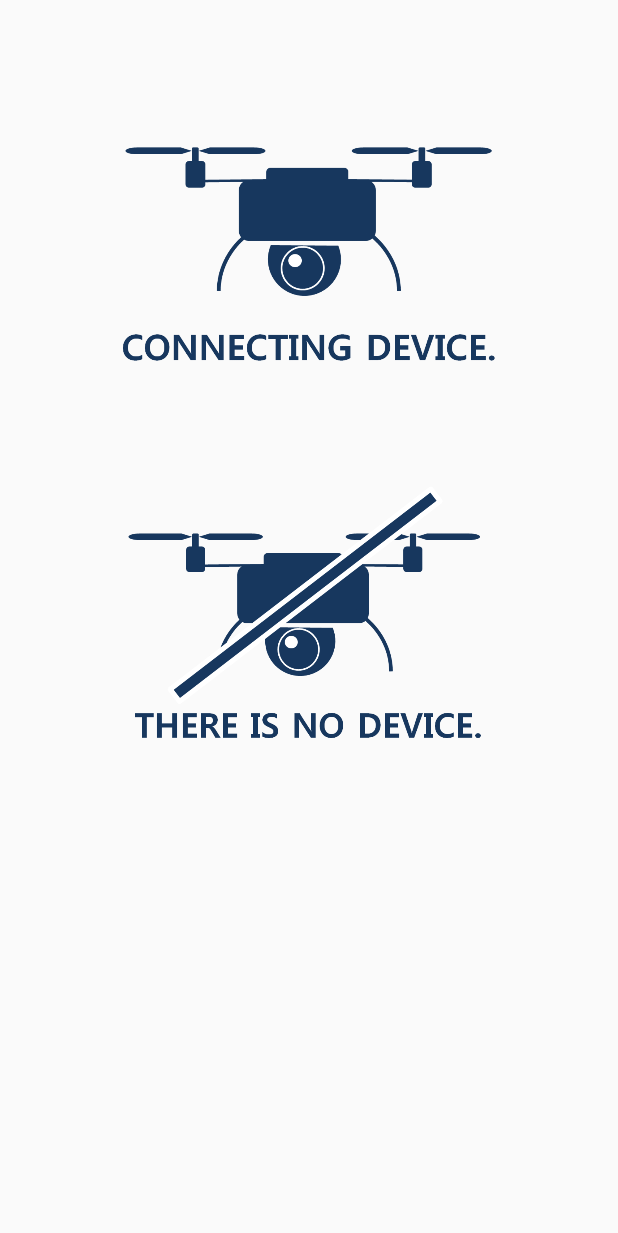
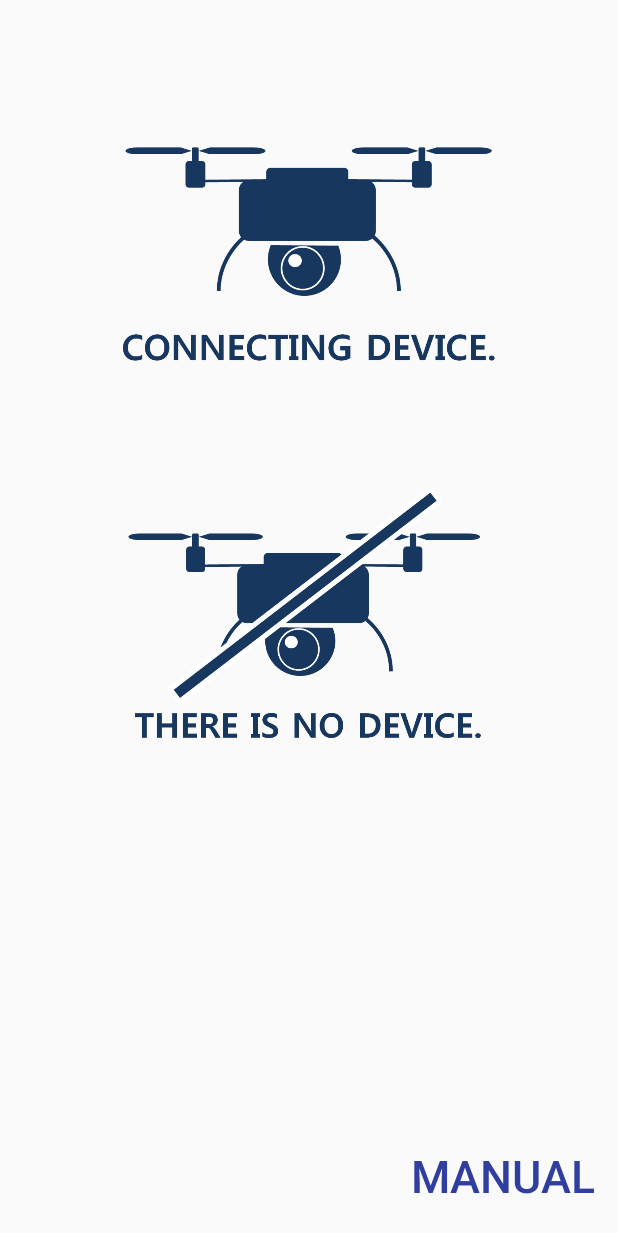
Before and after one commit to junh126/Bamboo_Heli, an Android app: the layout activity_device_list.xml on its own in the app's theme, with its tools: preview values and no code run, on a phone screen of 412 x 824 dp. Shown: the top 1233 px of the screen. Run offline under Robolectric (Android 15) with nearby library versions, the phone set to English and light mode, and no system bars.

Commit message:
17.08.16

```diff
--- a/app/src/main/res/layout/activity_device_list.xml
+++ b/app/src/main/res/layout/activity_device_list.xml
@@ -31,4 +31,15 @@
         android:src="@drawable/ic_connect_device_list"
         android:layout_centerHorizontal="true"
         android:layout_marginTop="82dp" />
+    <Button
+        android:layout_width="wrap_content"
+        android:layout_height="wrap_content"
+        android:text="Manual"
+        android:textSize="30sp"
+        android:textColor="@color/mtrl_indigo_700"
+        android:background="@android:color/transparent"
+        android:id="@+id/Manual"
+        android:layout_alignParentBottom="true"
+        android:layout_alignParentRight="true"/>
+
 </RelativeLayout>
```
Also changed, not shown: app/src/main/AndroidManifest.xml (+10 -2 lines), app/src/main/java/com/tobusan/selfidrone/activity/DeviceListActivity.java (+9 -1 lines), app/src/main/java/com/tobusan/selfidrone/activity/ManualActivity.java (added, +39 -0 lines), app/src/main/res/layout/activity_manual.xml (added, +14 -0 lines), app/src/main/res/drawable/ic_manual_1.png (added), app/src/main/res/drawable/ic_manual_2.png (added), app/src/main/res/drawable/ic_manual_3.png (added), app/src/main/res/drawable/ic_manual_4.png (added), app/src/main/res/drawable/if_detect_off.png, app/src/main/res/drawable/if_detect_on.png, app/src/main/res/drawable/if_stopwatch.png, app/src/main/res/drawable/if_timer_off.png, app/src/main/res/drawable/if_timer_on.png, 5 other files.
